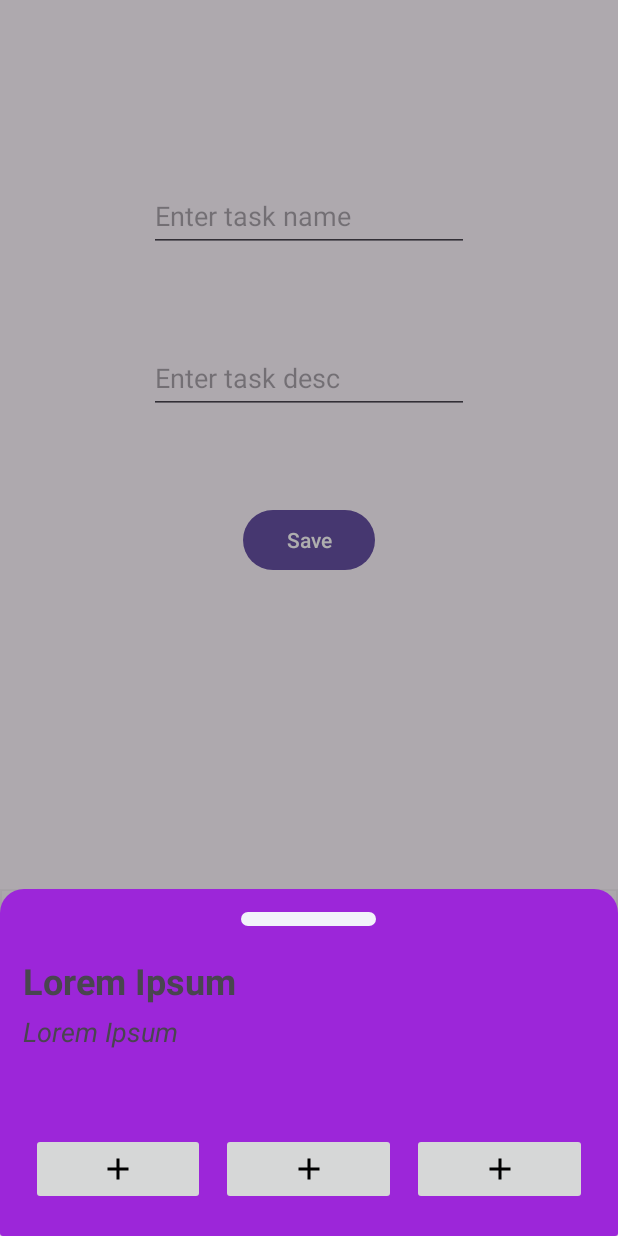
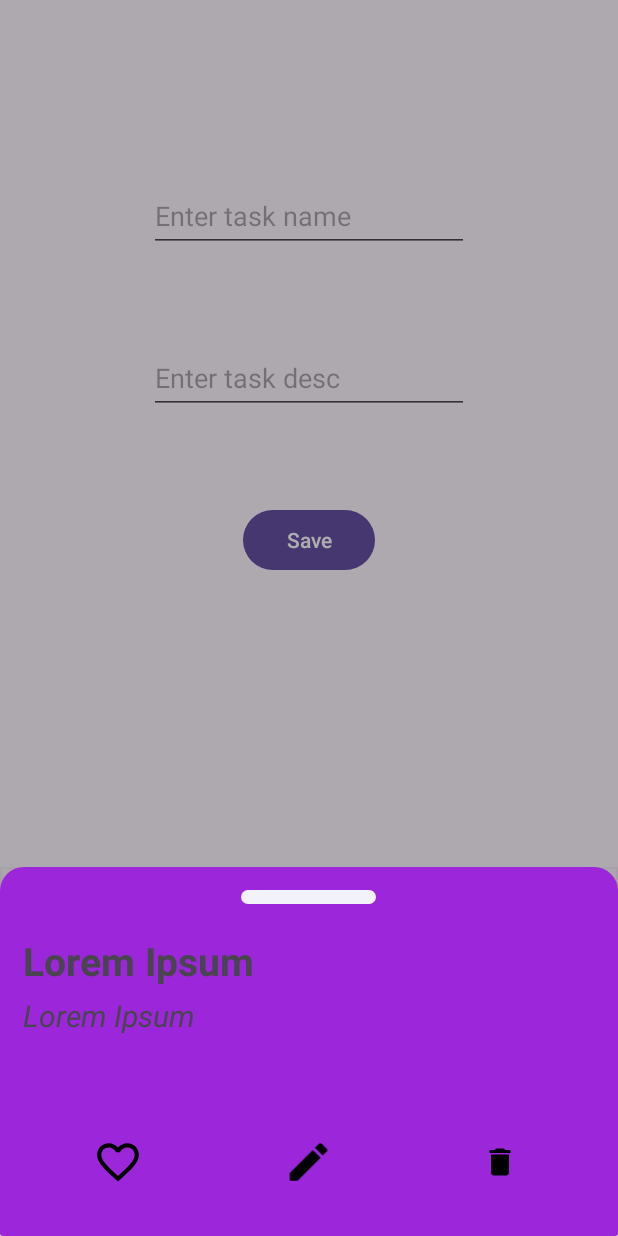
Before and after one commit to yavuzselimozkan/DailyTaskTracker, an Android app: the fragment TaskDetailFragment placed in its activity, item 2 of the bottom bar chosen, on a phone screen of 412 x 824 dp. Run offline under Robolectric (Android 15) with nearby library versions, the phone set to English and light mode, and no system bars; our stand-ins replace Room's generated code, navigation-ui.

Commit message:
Delete operation worked successfully.

```diff
--- a/app/src/main/java/com/example/dailytasktracker/adapter/TaskRecyclerAdapter.kt
+++ b/app/src/main/java/com/example/dailytasktracker/adapter/TaskRecyclerAdapter.kt
@@ -25,7 +25,8 @@ class TaskRecyclerAdapter(private var taskList : ArrayList<Task>) : RecyclerView
         holder.binding.taskNameRow.text = taskList[position].taskName
         holder.binding.taskDescRow.text = taskList[position].taskDesc
 
-        holder.binding.options.setOnClickListener {
+        //TODO ARD ARDA TIKLAYINCA HATA ALINIYOR.
+        holder.itemView.setOnClickListener {
             val action = HomeFragmentDirections.actionHomeFragmentToTaskDetailFragment(taskList[position].taskId)
             Navigation.findNavController(it).navigate(action)
         }
--- a/app/src/main/java/com/example/dailytasktracker/roomDb/TaskDAO.kt
+++ b/app/src/main/java/com/example/dailytasktracker/roomDb/TaskDAO.kt
@@ -19,8 +19,8 @@ interface TaskDAO {
     @Update
     suspend fun updateTask(task:Task)
 
-    @Delete
-    suspend fun deleteTask(task:Task)
+    @Query("delete from Task where taskId = :taskId")
+    suspend fun deleteTask(taskId:Int)
 
     @Query("select * from Task")
     suspend fun getAllTask():List<Task>
--- a/app/src/main/java/com/example/dailytasktracker/view/TaskDetailFragment.kt
+++ b/app/src/main/java/com/example/dailytasktracker/view/TaskDetailFragment.kt
@@ -4,8 +4,12 @@ import android.os.Bundle
 import android.view.LayoutInflater
 import android.view.View
 import android.view.ViewGroup
-import androidx.fragment.app.DialogFragment
+import android.widget.Toast
 import androidx.lifecycle.ViewModelProvider
+import androidx.navigation.NavController
+import androidx.navigation.Navigation
+import androidx.navigation.findNavController
+import androidx.navigation.fragment.NavHostFragment
 import com.example.dailytasktracker.R
 import com.example.dailytasktracker.databinding.FragmentTaskDetailBinding
 import com.example.dailytasktracker.viewModel.TaskDetailViewModel
@@ -17,6 +21,7 @@ class TaskDetailFragment() : BottomSheetDialogFragment() {
     private val binding get()= _binding!!
 
     private lateinit var viewModel:TaskDetailViewModel
+    private lateinit var navController: NavController
     private var id=0
 
     override fun onCreate(savedInstanceState: Bundle?) {
@@ -38,13 +43,18 @@ class TaskDetailFragment() : BottomSheetDialogFragment() {
         super.onViewCreated(view, savedInstanceState)
 
         viewModel = ViewModelProvider(this)[TaskDetailViewModel::class.java]
+        navController = requireActivity().findNavController(R.id.fragmentContainerView)
 
-        arguments?.let{
-            id=TaskDetailFragmentArgs.fromBundle(it).taskId
+        arguments?.let{ bundle ->
+            id=TaskDetailFragmentArgs.fromBundle(bundle).id
             viewModel.getTaskDetail(id)
+
+            binding.imgDelete.setOnClickListener { deleteTask(it,id) }
         }
         //Bu fonksiyon ile taskLiveData doldu.
         //Dolunca observe olmalı ki değişiklikleri ele alalım ve name, desc gibi alanları observe de dolduralım
+
+        binding.imgFavourite.setOnClickListener { }
 
         observeLiveData()
 
@@ -58,6 +68,20 @@ class TaskDetailFragment() : BottomSheetDialogFragment() {
         }
     }
 
+    private fun setFavourite(view:View){
+        //TODO
+    }
+
+    private fun deleteTask(view: View,id: Int){
+        //Silme işlemi gerçekleştirilirken recycler view da güncellendi. Navigate işlemi ile tekrar homeFragment gösterildiği için onViewCreated ta işlemler aynen gerçekleşti.
+        //TODO YAŞAM DÖNGÜLERİNİ KONTROL ET. BİRİKMELER OLMASIN
+        viewModel.deleteTask(id)
+        dismiss()
+        navController.navigate(R.id.action_taskDetailFragment_to_homeFragment)
+        Toast.makeText(view.context,"Görev başarıyla silindi!",Toast.LENGTH_LONG).show()
+        println("Görev silindi! $id")
+    }
+
     override fun onDestroyView() {
         super.onDestroyView()
         _binding=null
--- a/app/src/main/java/com/example/dailytasktracker/viewModel/TaskDetailViewModel.kt
+++ b/app/src/main/java/com/example/dailytasktracker/viewModel/TaskDetailViewModel.kt
@@ -13,6 +13,7 @@ import kotlinx.coroutines.withContext
 class TaskDetailViewModel(application: Application) : AndroidViewModel(application) {
 
     var taskLiveData = MutableLiveData<Task>()
+    var taskFavLiveData = MutableLiveData<Boolean>()
 
     fun getTaskDetail(id:Int){
         viewModelScope.launch(Dispatchers.IO){
@@ -24,4 +25,11 @@ class TaskDetailViewModel(application: Application) : AndroidViewModel(applicati
             }
         }
     }
+
+    fun deleteTask(id:Int){
+        viewModelScope.launch(Dispatchers.IO) {
+            val taskDao = TaskDatabase(getApplication()).taskDao()
+            taskDao.deleteTask(id)
+        }
+    }
 }
--- /dev/null
+++ b/app/src/main/res/drawable/baseline_delete.xml
@@ -0,0 +1,5 @@
+<vector xmlns:android="http://schemas.android.com/apk/res/android" android:height="24dp" android:tint="#000000" android:viewportHeight="24" android:viewportWidth="24" android:width="24dp">
+
+    <path android:fillColor="@android:color/white" android:pathData="M6,19c0,1.1 0.9,2 2,2h8c1.1,0 2,-0.9 2,-2V7H6v12zM19,4h-3.5l-1,-1h-5l-1,1H5v2h14V4z"/>
+
+</vector>
--- /dev/null
+++ b/app/src/main/res/drawable/favorite.xml
@@ -0,0 +1,5 @@
+<vector xmlns:android="http://schemas.android.com/apk/res/android" android:height="24dp" android:tint="#000000" android:viewportHeight="24" android:viewportWidth="24" android:width="24dp">
+
+    <path android:fillColor="@android:color/white" android:pathData="M12,21.35l-1.45,-1.32C5.4,15.36 2,12.28 2,8.5 2,5.42 4.42,3 7.5,3c1.74,0 3.41,0.81 4.5,2.09C13.09,3.81 14.76,3 16.5,3 19.58,3 22,5.42 22,8.5c0,3.78 -3.4,6.86 -8.55,11.54L12,21.35z"/>
+
+</vector>
--- /dev/null
+++ b/app/src/main/res/drawable/favorite_border.xml
@@ -0,0 +1,5 @@
+<vector xmlns:android="http://schemas.android.com/apk/res/android" android:height="24dp" android:tint="#000000" android:viewportHeight="24" android:viewportWidth="24" android:width="24dp">
+
+    <path android:fillColor="@android:color/white" android:pathData="M16.5,3c-1.74,0 -3.41,0.81 -4.5,2.09C10.91,3.81 9.24,3 7.5,3 4.42,3 2,5.42 2,8.5c0,3.78 3.4,6.86 8.55,11.54L12,21.35l1.45,-1.32C18.6,15.36 22,12.28 22,8.5 22,5.42 19.58,3 16.5,3zM12.1,18.55l-0.1,0.1 -0.1,-0.1C7.14,14.24 4,11.39 4,8.5 4,6.5 5.5,5 7.5,5c1.54,0 3.04,0.99 3.57,2.36h1.87C13.46,5.99 14.96,5 16.5,5c2,0 3.5,1.5 3.5,3.5 0,2.89 -3.14,5.74 -7.9,10.05z"/>
+
+</vector>
--- /dev/null
+++ b/app/src/main/res/drawable/round_edit.xml
@@ -0,0 +1,5 @@
+<vector xmlns:android="http://schemas.android.com/apk/res/android" android:height="24dp" android:tint="#000000" android:viewportHeight="24" android:viewportWidth="24" android:width="24dp">
+
+    <path android:fillColor="@android:color/white" android:pathData="M3,17.46v3.04c0,0.28 0.22,0.5 0.5,0.5h3.04c0.13,0 0.26,-0.05 0.35,-0.15L17.81,9.94l-3.75,-3.75L3.15,17.1c-0.1,0.1 -0.15,0.22 -0.15,0.36zM20.71,7.04c0.39,-0.39 0.39,-1.02 0,-1.41l-2.34,-2.34c-0.39,-0.39 -1.02,-0.39 -1.41,0l-1.83,1.83 3.75,3.75 1.83,-1.83z"/>
+
+</vector>
--- /dev/null
+++ b/app/src/main/res/drawable/round_home.xml
@@ -0,0 +1,5 @@
+<vector xmlns:android="http://schemas.android.com/apk/res/android" android:height="24dp" android:tint="#000000" android:viewportHeight="24" android:viewportWidth="24" android:width="24dp">
+
+    <path android:fillColor="@android:color/white" android:pathData="M10,19v-5h4v5c0,0.55 0.45,1 1,1h3c0.55,0 1,-0.45 1,-1v-7h1.7c0.46,0 0.68,-0.57 0.33,-0.87L12.67,3.6c-0.38,-0.34 -0.96,-0.34 -1.34,0l-8.36,7.53c-0.34,0.3 -0.13,0.87 0.33,0.87H5v7c0,0.55 0.45,1 1,1h3c0.55,0 1,-0.45 1,-1z"/>
+
+</vector>
--- a/app/src/main/res/layout/activity_main.xml
+++ b/app/src/main/res/layout/activity_main.xml
@@ -13,7 +13,7 @@
         android:layout_width="match_parent"
         android:layout_height="0dp"
         app:defaultNavHost="true"
-        app:layout_constraintBottom_toBottomOf="@id/bottomMenu"
+        app:layout_constraintBottom_toTopOf="@id/bottomMenu"
         app:layout_constraintEnd_toEndOf="parent"
         app:layout_constraintStart_toStartOf="parent"
         app:layout_constraintTop_toTopOf="parent"
--- a/app/src/main/res/layout/fragment_home.xml
+++ b/app/src/main/res/layout/fragment_home.xml
@@ -15,4 +15,5 @@
         app:layout_constraintHorizontal_bias="0.491"
         app:layout_constraintStart_toStartOf="parent"
         app:layout_constraintTop_toTopOf="parent" />
+
 </androidx.constraintlayout.widget.ConstraintLayout>
--- a/app/src/main/res/layout/fragment_task_detail.xml
+++ b/app/src/main/res/layout/fragment_task_detail.xml
@@ -28,7 +28,7 @@
                 android:id="@+id/taskNameDetail"
                 android:layout_width="match_parent"
                 android:layout_height="wrap_content"
-                android:textSize="24sp"
+                android:textSize="26sp"
                 android:textStyle="bold"
                 android:text="Lorem Ipsum"
                 />
@@ -36,7 +36,7 @@
                 android:id="@+id/taskDescDetail"
                 android:layout_width="match_parent"
                 android:layout_height="wrap_content"
-                android:textSize="18sp"
+                android:textSize="20sp"
                 android:textStyle="italic"
                 android:text="Lorem Ipsum"
                 android:layout_marginTop="5dp"
@@ -51,36 +51,47 @@
                 android:layout_marginTop="10dp"
                 >
 
-                <ImageButton
-                    android:id="@+id/btnFavourite"
-                    android:layout_width="0dp"
-                    android:layout_height="wrap_content"
-                    android:minHeight="48dp"
-                    android:layout_weight="1"
-                    android:layout_margin="5dp"
-                    android:src="@drawable/baseline_add_24"
-                    android:contentDescription="@string/add_favourite"/>
-
-                <ImageButton
-                    android:id="@+id/btnUpdate"
+                <ImageView
+                    android:id="@+id/imgFavourite"
                     android:layout_width="0dp"
                     android:layout_height="wrap_content"
                     android:layout_weight="1"
                     android:minHeight="48dp"
-                    android:layout_margin="5dp"
+                    android:padding="7dp"
+                    android:layout_margin="10dp"
+                    android:src="@drawable/favorite_border"
+                    android:background="?attr/selectableItemBackgroundBorderless"
+                    android:contentDescription="@string/add_favourite"
+                    android:clickable="true"
+                    android:focusable="true"/>
 
-                    android:src="@drawable/baseline_add_24"
-                    android:contentDescription="@string/update"/>
-
-                <ImageButton
-                    android:id="@+id/btnDelete"
+                <ImageView
+                    android:id="@+id/imgUpdate"
                     android:layout_width="0dp"
                     android:layout_height="wrap_content"
                     android:layout_weight="1"
                     android:minHeight="48dp"
-                    android:layout_margin="5dp"
-                    android:src="@drawable/baseline_add_24"
-                    android:contentDescription="@string/delete"/>
+                    android:padding="7dp"
+                    android:layout_margin="10dp"
+                    android:src="@drawable/round_edit"
+                    android:background="?attr/selectableItemBackgroundBorderless"
+                    android:contentDescription="@string/update"
+                    android:clickable="true"
+                    android:focusable="true"/>
+
+                <ImageButton
+                    android:id="@+id/imgDelete"
+                    android:layout_width="0dp"
+                    android:layout_height="wrap_content"
+                    android:layout_weight="1"
+                    android:minHeight="48dp"
+                    android:padding="1dp"
+                    android:layout_margin="10dp"
+                    android:src="@drawable/baseline_delete"
+                    android:background="?attr/selectableItemBackgroundBorderless"
+                    android:contentDescription="@string/delete"
+                    android:clickable="true"
+                    android:focusable="true"/>
 
             </LinearLayout>
 
--- a/app/src/main/res/navigation/nav_graph.xml
+++ b/app/src/main/res/navigation/nav_graph.xml
@@ -28,7 +28,12 @@
         android:label="fragment_task_detail"
         tools:layout="@layout/fragment_task_detail" >
         <argument
-            android:name="taskId"
+            android:name="id"
             app:argType="integer" />
+        <action
+            android:id="@+id/action_taskDetailFragment_to_homeFragment"
+            app:destination="@id/homeFragment"
+            app:popUpTo="@id/homeFragment"
+            app:popUpToInclusive="true" />
     </dialog>
 </navigation>
```
Also changed, not shown: app/src/main/java/com/example/dailytasktracker/viewModel/NewTaskViewModel.kt (+0 -26 lines), app/src/main/res/layout/recycler_row.xml (+0 -13 lines).
